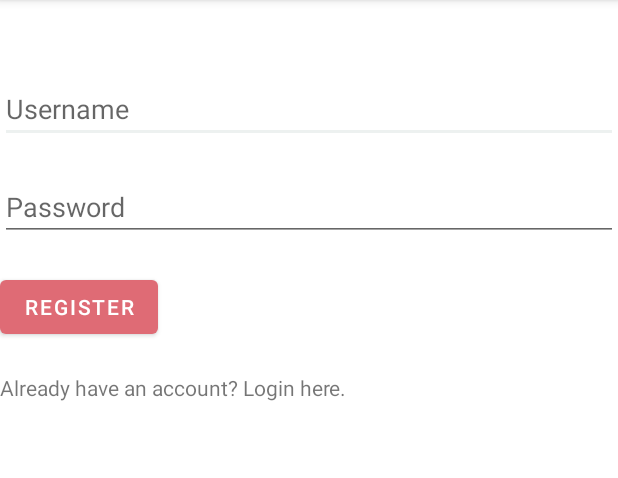
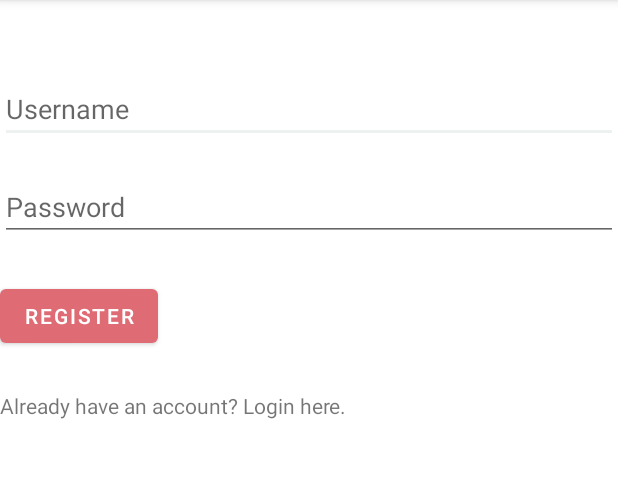
Before and after one commit to emilroy4/team1, an Android app: the fragment RegisterFragment shown on its own in the app's theme, on a phone screen of 412 x 824 dp, the part 84-562 px from its top. Run offline under Robolectric (Android 15) with nearby library versions, the phone set to English and light mode, and no system bars.

Commit message:
login successful,need change the register page aswell

```diff
--- a/app/src/main/java/com/example/team1/ui/login/LoginFragment.java
+++ b/app/src/main/java/com/example/team1/ui/login/LoginFragment.java
@@ -3,6 +3,8 @@ package com.example.team1.ui.login;
 import android.os.Bundle;
 import androidx.fragment.app.Fragment;
 import androidx.fragment.app.FragmentTransaction;
+import androidx.navigation.Navigation;
+
 import android.view.LayoutInflater;
 import android.view.View;
 import android.view.ViewGroup;
@@ -49,6 +51,7 @@ public class LoginFragment extends Fragment {
                     Toast.makeText(getContext(), "Login successful", Toast.LENGTH_SHORT).show();
 
                     // Navigate to home or perform other actions
+                    Navigation.findNavController(v).navigate(R.id.nav_home);
                 } else {
                     // Invalid credentials, show an error message
                     Toast.makeText(getContext(), "Invalid username or password", Toast.LENGTH_SHORT).show();
--- a/app/src/main/res/layout/activity_register.xml
+++ b/app/src/main/res/layout/activity_register.xml
@@ -1,10 +1,10 @@
 <?xml version="1.0" encoding="utf-8"?>
 <androidx.constraintlayout.widget.ConstraintLayout xmlns:android="http://schemas.android.com/apk/res/android"
+    xmlns:tools="http://schemas.android.com/tools"
     android:layout_width="match_parent"
     android:layout_height="match_parent">
 
-    <RelativeLayout xmlns:android="http://schemas.android.com/apk/res/android"
-        xmlns:tools="http://schemas.android.com/tools"
+    <RelativeLayout
         android:layout_width="match_parent"
         android:layout_height="match_parent"
         tools:context=".RegisterActivity">
@@ -28,18 +28,18 @@
             android:id="@+id/btnRegister"
             android:layout_width="wrap_content"
             android:layout_height="wrap_content"
-            android:text="Register"
             android:layout_below="@id/etRegisterPassword"
-            android:layout_marginTop="20dp"/>
+            android:layout_marginTop="26dp"
+            android:text="Register" />
 
         <TextView
             android:id="@+id/tvLogin"
             android:layout_width="wrap_content"
             android:layout_height="wrap_content"
-            android:text="Already have an account? Login here."
             android:layout_below="@id/btnRegister"
-            android:layout_marginTop="20dp"
-            android:layout_marginBottom="20dp"/>
+            android:layout_marginTop="26dp"
+            android:layout_marginBottom="20dp"
+            android:text="Already have an account? Login here." />
     </RelativeLayout>
 
 
```
